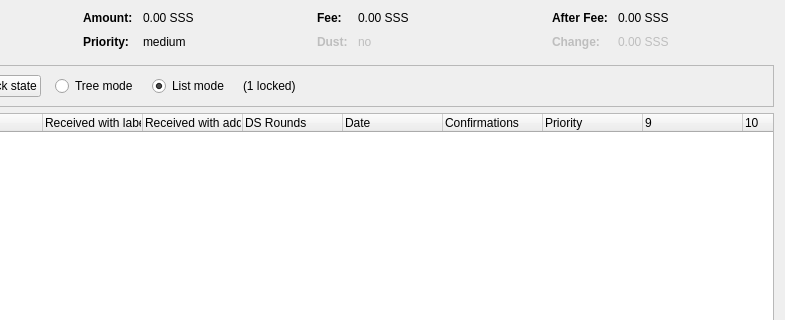
Above: src/qt/forms/coincontroldialog.ui from 1776Token/1776 before the change; both pictures show x 169 to 954 and y 0 to 320 of the 954 by 500 pixel window. Below: the same form after it.
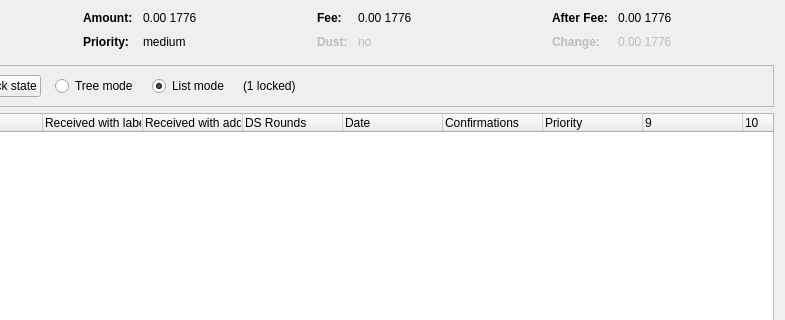
That is the form after the change. Custom widgets are drawn as their Qt base class.

What changed in the file:
```diff
--- a/src/qt/forms/coincontroldialog.ui
+++ b/src/qt/forms/coincontroldialog.ui
@@ -132,7 +132,7 @@
           <enum>Qt::ActionsContextMenu</enum>
          </property>
          <property name="text">
-          <string notr="true">0.00 SSS</string>
+          <string notr="true">0.00 1776</string>
          </property>
          <property name="textInteractionFlags">
           <set>Qt::LinksAccessibleByMouse|Qt::TextSelectableByKeyboard|Qt::TextSelectableByMouse</set>
@@ -206,7 +206,7 @@
           <enum>Qt::ActionsContextMenu</enum>
          </property>
          <property name="text">
-          <string notr="true">0.00 SSS</string>
+          <string notr="true">0.00 1776</string>
          </property>
          <property name="textInteractionFlags">
           <set>Qt::LinksAccessibleByMouse|Qt::TextSelectableByKeyboard|Qt::TextSelectableByMouse</set>
@@ -286,7 +286,7 @@
           <enum>Qt::ActionsContextMenu</enum>
          </property>
          <property name="text">
-          <string notr="true">0.00 SSS</string>
+          <string notr="true">0.00 1776</string>
          </property>
          <property name="textInteractionFlags">
           <set>Qt::LinksAccessibleByMouse|Qt::TextSelectableByKeyboard|Qt::TextSelectableByMouse</set>
@@ -321,7 +321,7 @@
           <enum>Qt::ActionsContextMenu</enum>
          </property>
          <property name="text">
-          <string notr="true">0.00 SSS</string>
+          <string notr="true">0.00 1776</string>
          </property>
          <property name="textInteractionFlags">
           <set>Qt::LinksAccessibleByMouse|Qt::TextSelectableByKeyboard|Qt::TextSelectableByMouse</set>
```
